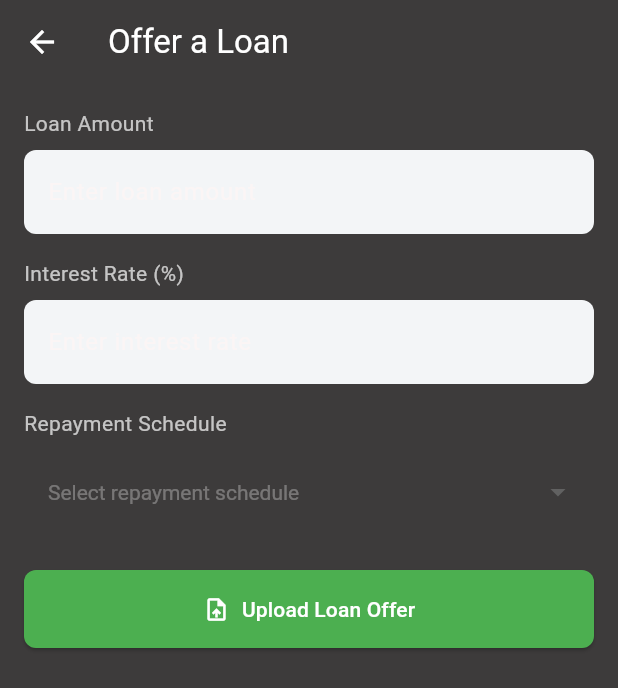
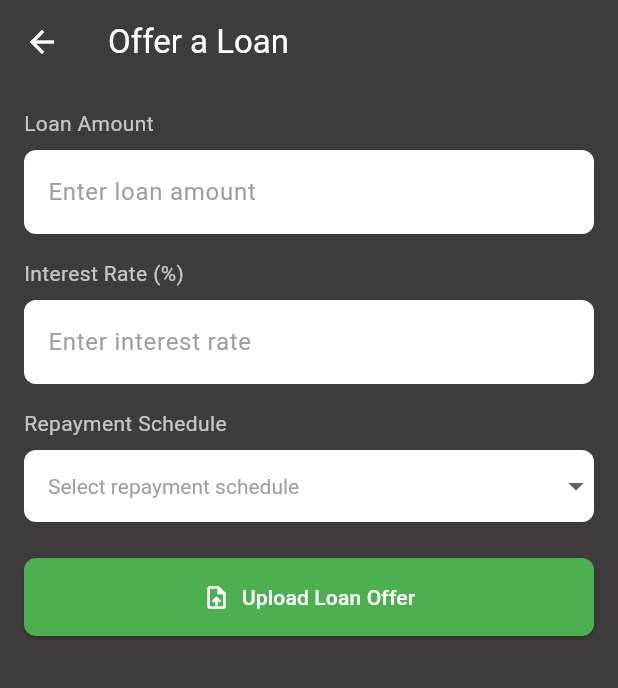
Before and after one commit to MjKimador/BuBo, a Flutter app: the OfferLoanScreen screen opened directly, on a phone screen of 412 x 824 dp. Shown: the top 688 px of the screen. Run offline on Flutter 3.47's test engine with Material 3 defaults, Android fonts, the phone set to English and light mode, and no system bars; our stand-ins replace emoji_picker_flutter, file_picker, google_nav_bar; network calls fail.

Commit message:
now the offer loan is working and the redirect is to authorize payment is working

```diff
--- a/bubo/lib/Screens/offer_loan_screen.dart
+++ b/bubo/lib/Screens/offer_loan_screen.dart
@@ -1,3 +1,4 @@
+import 'package:bubo/Screens/Payment.dart';
 import 'package:flutter/material.dart';
 
 class OfferLoanScreen extends StatefulWidget {
@@ -44,7 +45,9 @@ class _OfferLoanScreenState extends State<OfferLoanScreen> {
                 ),
               ),
               onPressed: () {
-                // Handle loan offer upload
+                Navigator.of(context).push(
+                  MaterialPageRoute(builder: (context) => PaymentScreen()),
+                );
               },
             ),
           ],
@@ -62,16 +65,15 @@ class _OfferLoanScreenState extends State<OfferLoanScreen> {
         TextFormField(
           decoration: InputDecoration(
             hintText: hint,
-            hintStyle:
-                TextStyle(color: const Color.fromARGB(216, 252, 245, 245)),
+            hintStyle: TextStyle(color: Colors.grey),
             filled: true,
-            fillColor: Color.fromARGB(255, 243, 245, 247),
+            fillColor: Colors.white,
             border: OutlineInputBorder(
               borderRadius: BorderRadius.circular(8),
               borderSide: BorderSide.none,
             ),
           ),
-          style: TextStyle(color: Colors.white),
+          style: TextStyle(color: Colors.black),
         ),
       ],
     );
@@ -83,33 +85,35 @@ class _OfferLoanScreenState extends State<OfferLoanScreen> {
       children: [
         Text('Repayment Schedule', style: TextStyle(color: Colors.white70)),
         SizedBox(height: 8),
-        DropdownButtonFormField<String>(
+        Container(
+          decoration: BoxDecoration(
+            color: Colors.white,
+            borderRadius: BorderRadius.circular(8),
+          ),
+          child: DropdownButtonFormField<String>(
             decoration: InputDecoration(
-            filled: true,
-            fillColor: const Color.fromARGB(255, 61, 59, 59),
-            border: OutlineInputBorder(
-              borderRadius: BorderRadius.circular(8),
-              borderSide: BorderSide.none,
+              contentPadding: EdgeInsets.symmetric(horizontal: 16, vertical: 8),
+              border: InputBorder.none,
             ),
-          ),
-          dropdownColor: const Color.fromARGB(255, 61, 59, 59),
-          style: TextStyle(color: Colors.white),
+            dropdownColor: Colors.white,
+            style: TextStyle(color: Colors.black),
             hint: Text('Select repayment schedule',
-              style: TextStyle(color: Colors.white30)),
+                style: TextStyle(color: Colors.grey)),
             value: _selectedRepaymentSchedule,
             onChanged: (String? newValue) {
               setState(() {
                 _selectedRepaymentSchedule = newValue;
               });
             },
-          items:
-              _repaymentSchedules.map<DropdownMenuItem<String>>((String value) {
+            items: _repaymentSchedules
+                .map<DropdownMenuItem<String>>((String value) {
               return DropdownMenuItem<String>(
                 value: value,
                 child: Text(value),
               );
             }).toList(),
           ),
+        ),
       ],
     );
   }
```
Also changed, not shown: bubo/lib/Screens/Payment.dart (+85 -23 lines). Lines whose indentation alone changed are shown as unchanged.
